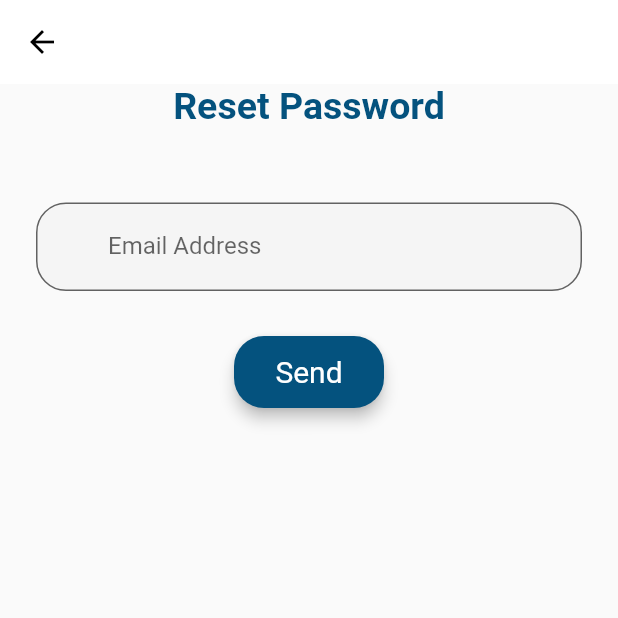
After one commit to wahbi-baklouti7/FSEG-Sousse, a Flutter app: the ForgetPasswordScreen screen opened directly, on a phone screen of 412 x 824 dp, the top half of it. The commit adds this screen. Run offline on Flutter 3.47's test engine with Material 2 defaults, Android fonts, the phone set to English and light mode, and no system bars; our stand-ins replace firebase_auth, firebase_core, fluttertoast, google_fonts, google_sign_in; accounts and stored records are empty.

Commit message:
build reset password screen

```diff
--- a/lib/constants/app_colors.dart
+++ b/lib/constants/app_colors.dart
@@ -1,6 +1,7 @@
 import 'package:flutter/cupertino.dart';
 
 class AppColors {
-  static const Color PRIMARY_COLOR=Color(0xffFCD224);
-  static const Color SECONDERY_COLOR=Color(0xff337BFF);
+  static const Color PRIMARY_COLOR = Color(0xffFCD224);
+  static const Color SECONDERY_COLOR = Color(0xff04527E);
+  static const Color WHITE = Color(0xffF5F5F5);
 }
--- a/lib/constants/app_images.dart
+++ b/lib/constants/app_images.dart
@@ -6,4 +6,5 @@ class AppImages {
   static const String EXAMS="assets/images/exams.png";
   static const String ONINE_COURSE="assets/images/onlineCourse.png";
   static const String PDF_FILE="assets/images/pdfFile.png";
+  static const String GOOGLE_LOGO="assets/images/google-logo.png";
 }
--- /dev/null
+++ b/lib/constants/app_size.dart
@@ -0,0 +1,6 @@
+import 'package:flutter/material.dart';
+
+class AppSize{
+
+  static  EdgeInsetsGeometry get APP_PADDING=>EdgeInsets.all(24);
+}
--- /dev/null
+++ b/lib/viewModel/resetPasswordViewModel.dart
@@ -0,0 +1,15 @@
+import 'package:fseg_sousse/components/toast.dart';
+import 'package:fseg_sousse/services/auth/authentication.dart';
+
+class ResetPasswordViewModel{
+
+
+  static resetPassword({required String email})async{
+    String? result = await  FireAuth.resetPassword(email: email);
+    if (result=="success"){
+      ShowToast.toastWarning(content: "A password sent link has been sent to $email");
+    }else{
+      ShowToast.toastError(content: result!);
+    }
+  }
+}
--- /dev/null
+++ b/lib/views/auth/resetPasswordView.dart
@@ -0,0 +1,89 @@
+import 'package:flutter/material.dart';
+import 'package:fseg_sousse/components/components.dart';
+import 'package:fseg_sousse/constants/app_colors.dart';
+import 'package:fseg_sousse/helpers/validatorHelper.dart';
+import 'package:fseg_sousse/viewModel/resetPasswordViewModel.dart';
+import 'package:google_fonts/google_fonts.dart';
+
+class ForgetPasswordScreen extends StatefulWidget{
+  const ForgetPasswordScreen({Key? key}) : super(key: key);
+
+  @override
+  State<ForgetPasswordScreen> createState() => _ForgetPasswordScreenState();
+}
+
+class _ForgetPasswordScreenState extends State<ForgetPasswordScreen> {
+  String? _email;
+  final _formKey=GlobalKey<FormState>();
+  @override
+  Widget build(BuildContext context) {
+    return SafeArea(
+      child: Scaffold(
+        appBar: AppBar(
+          elevation: 0,
+          // backwardsCompatibility: true,
+
+          backgroundColor: Colors.white,
+          leading: IconButton(onPressed: (){
+            Navigator.pop(context);
+          }, icon: Icon(Icons.arrow_back,color: Colors.black,)),
+
+        ),
+        body: Form(
+          key: _formKey,
+          child: Center(
+            child: Container(
+              margin: EdgeInsets.symmetric(horizontal: 24),
+              // padding: EdgeInsets.symmetric(horizontal: 24),
+              child: Column(
+                // mainAxisAlignment: MainAxisAlignment.center,
+                children: [
+                  // Row(
+                  //   mainAxisAlignment: MainAxisAlignment.start,
+                  //   children: [
+                  //     BackButton(
+                  //       onPressed: () {},
+                  //     ),
+                  //   ],
+                  // ),
+                  SizedBox(
+                    height: 0,
+                  ),
+                  Text("Reset Password",
+                      textAlign: TextAlign.center,
+                      style: GoogleFonts.roboto(
+                        fontSize: 25,
+                        fontWeight: FontWeight.bold,
+                        color: AppColors.SECONDERY_COLOR,
+                      )),
+                  SizedBox(
+                    height: 50,
+                  ),
+                  AppTextForm(
+                      lableText: "Email Address",
+                      hintText: "Enter Your Email Address",
+                      onSaved: (value) {
+                        _email=value;
+                      },
+                      validator: (value)=>ValidatorHelper.validateEmail(email: value!))
+                      ,
+
+                  SizedBox(
+                    height: 30,
+                  ),
+                  AppButton(textButton: "Send", onPressed: ()
+                   {
+                      if(_formKey.currentState!.validate()){
+                        _formKey.currentState!.save();
+                        ResetPasswordViewModel.resetPassword(email: _email!);
+                      }
+                  })
+                ],
+              ),
+            ),
+          ),
+        ),
+      ),
+    );
+  }
+}
--- a/pubspec.yaml
+++ b/pubspec.yaml
@@ -39,6 +39,10 @@ dependencies:
   google_fonts: ^2.1.0
   firebase_core: ^1.10.2
   firebase_storage: ^10.2.0
+  firebase_auth: ^3.3.4
+  google_sign_in: ^5.2.1
+  fluttertoast: ^8.0.8
+
 
 dev_dependencies:
   flutter_test:
```
Also changed, not shown: lib/main.dart (+5 -88 lines), pubspec.lock, 4 other files.
